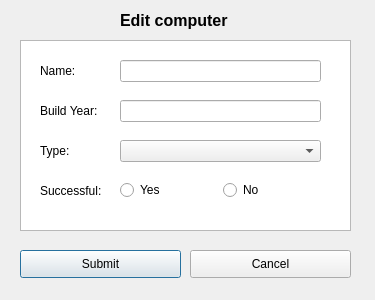
Old version of the form Verklegt/editcomputer.ui in the repository disaerna/T-113-VLN1.
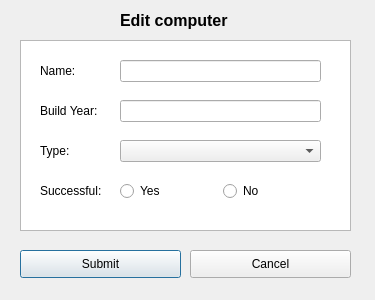
New version of the form.

```diff
--- a/Verklegt/editcomputer.ui
+++ b/Verklegt/editcomputer.ui
@@ -140,7 +140,7 @@
      <x>120</x>
      <y>180</y>
      <width>199</width>
-     <height>21</height>
+     <height>22</height>
     </rect>
    </property>
    <layout class="QHBoxLayout" name="horizontalLayout">
```
Left out of the diff: 18 changed lines with no effect on the pictures.
